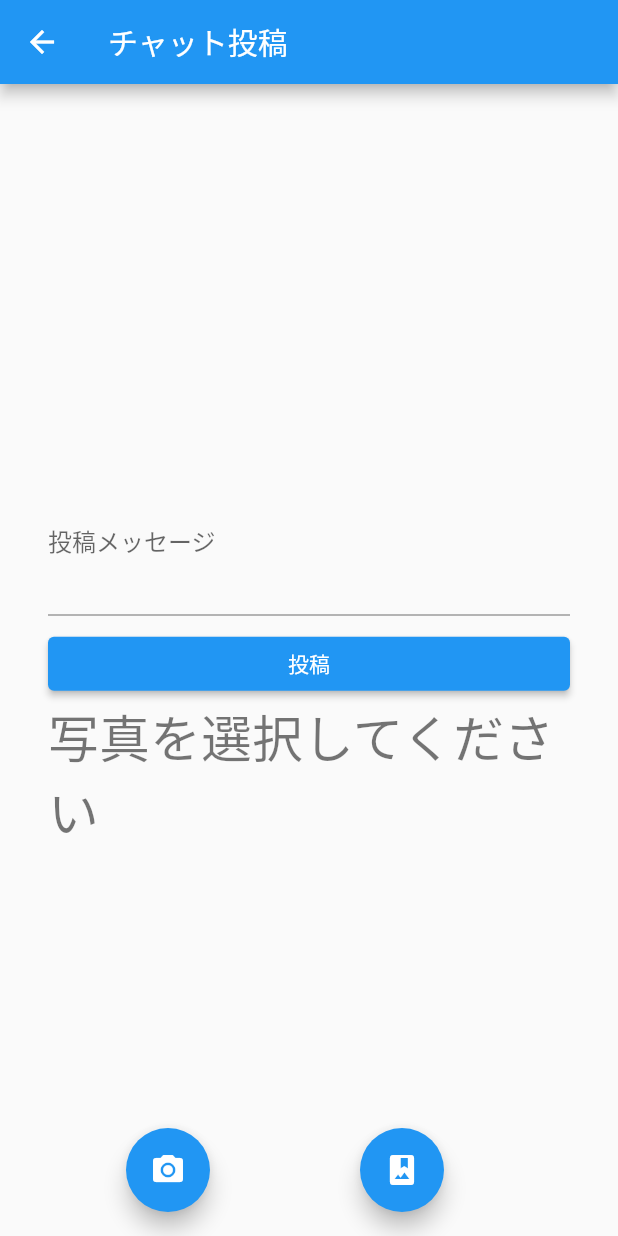
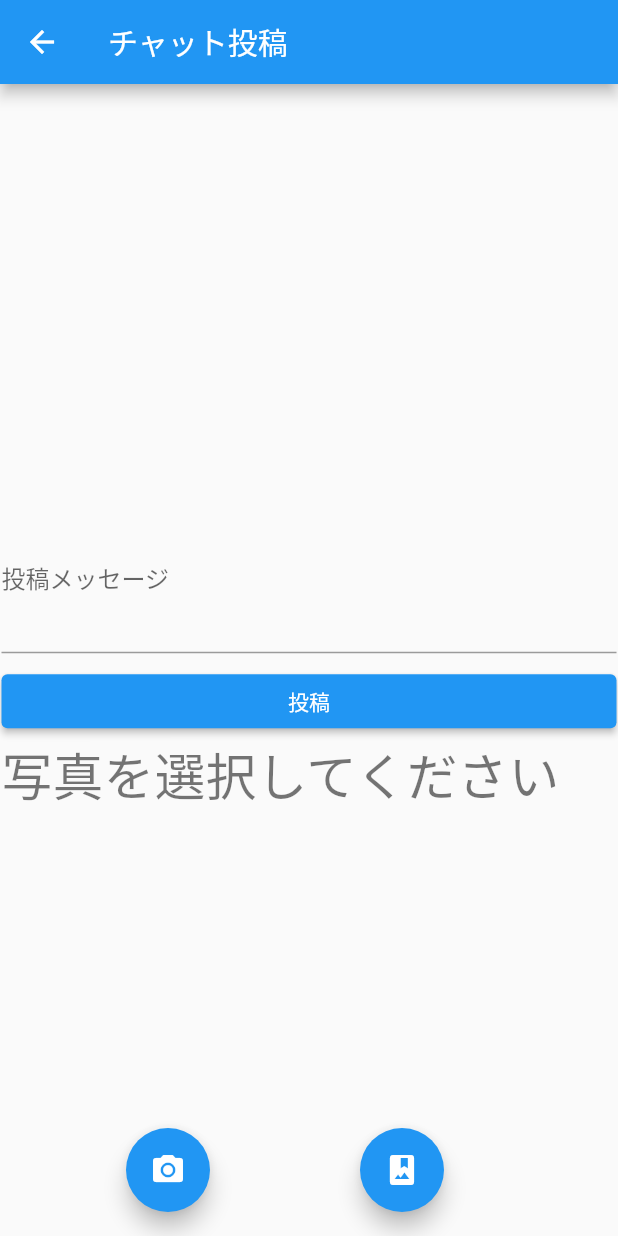
Before and after one commit to pippi-orochi/flutter-snsapp, a Flutter app: the AddPostPage screen opened directly with empty values, on a phone screen of 412 x 824 dp. Run offline on Flutter 3.47's test engine with Material 2 defaults, Android fonts, the phone set to English and light mode, and no system bars; our stand-ins replace cloud_firestore, firebase_auth, firebase_core, image_picker; accounts and stored records are empty.

Commit message:
サイズかインポートかで本番環境でボタン動作した

```diff
--- a/lib/main.dart
+++ b/lib/main.dart
@@ -4,7 +4,9 @@ import 'package:firebase_auth/firebase_auth.dart';
 import 'package:cloud_firestore/cloud_firestore.dart';
 import 'package:firebase_core/firebase_core.dart';
 import 'package:flutter/material.dart';
+import 'dart:async';
 import 'dart:io';
+import 'package:flutter/foundation.dart';
 import 'package:image_picker/image_picker.dart';
 
 void main() async {
@@ -295,7 +297,7 @@ class _AddPostPageState extends State<AddPostPage> {
         ),
         body: Center(
           child: Container(
-            padding: EdgeInsets.all(32),
+            padding: EdgeInsets.all(1),
             child: Column(
               mainAxisAlignment: MainAxisAlignment.center,
               children: <Widget>[
```
Also changed, not shown: 1 other file.
